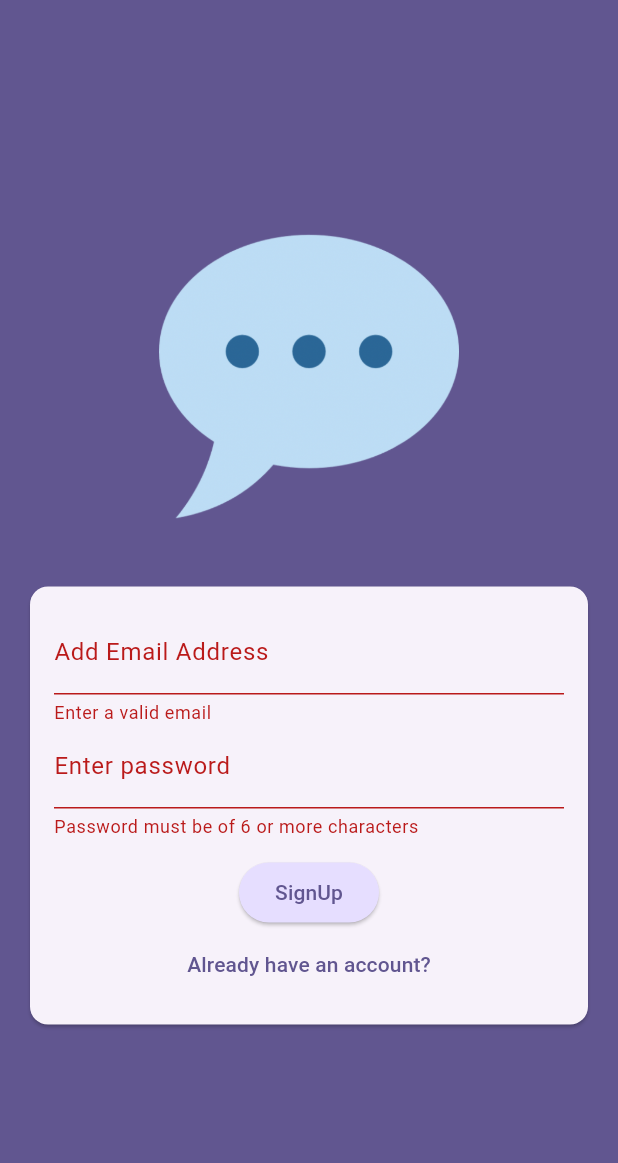
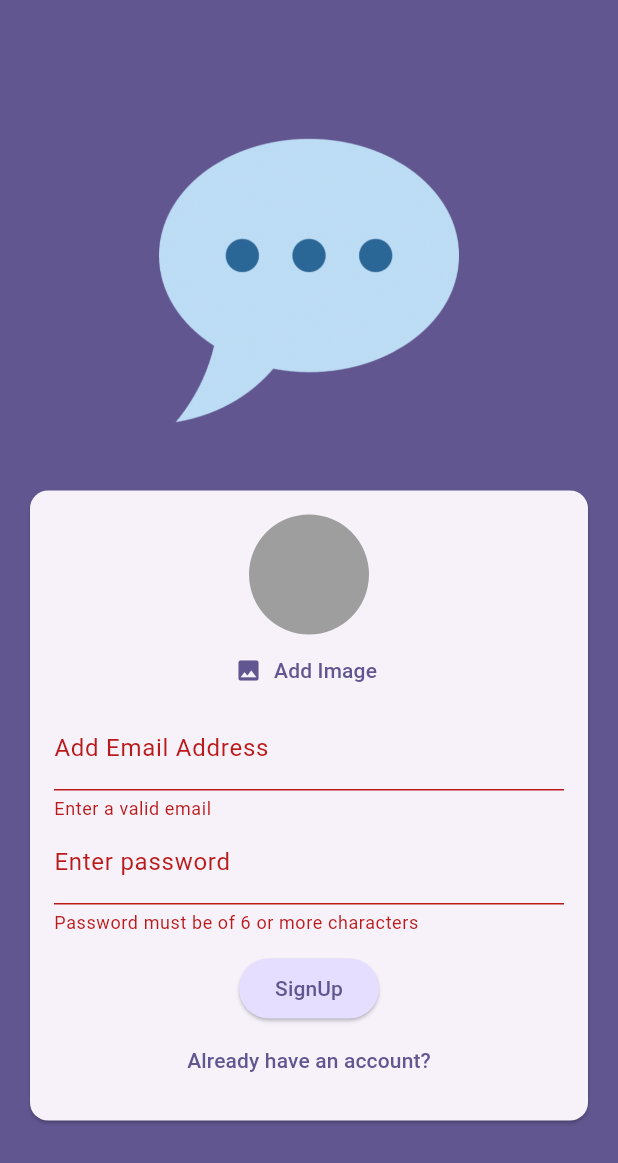
Before and after one commit to sanatani11/bak-bak, a Flutter app: the screen it shows after launch, after a tap on "LogIn", after a tap on "Create an Account", on a phone screen of 412 x 824 dp. Shown: the top 1163 px of the screen. Run offline on Flutter 3.47's test engine with Material 3 defaults, Android fonts, the light colour scheme and no system bars; our stand-ins replace cloud_firestore, firebase_auth, firebase_core, firebase_storage, image_picker; accounts and stored records are empty.

Commit message:
Firestore and Imagepicker integrated

```diff
--- a/lib/screens/auth.dart
+++ b/lib/screens/auth.dart
@@ -1,4 +1,9 @@
+import 'dart:io';
+
+import 'package:bak_bak/widgets/user_image_picker.dart';
+import 'package:cloud_firestore/cloud_firestore.dart';
 import 'package:firebase_auth/firebase_auth.dart';
+import 'package:firebase_storage/firebase_storage.dart';
 import 'package:flutter/material.dart';
 
 final _firebase = FirebaseAuth.instance;
@@ -17,6 +22,8 @@
   var _isLogin = true;
   var _enteredEmail = '';
   var _enteredPassword = '';
+  File? _selectedIMage;
+  var _isAuthenticating = false;
 
   void _submit() async {
     bool isValid = _form.currentState!.validate();
@@ -24,6 +31,9 @@
 
     _form.currentState!.save();
     try {
+      setState(() {
+        _isAuthenticating = true;
+      });
       if (_isLogin) {
         final userCredentials = await _firebase.signInWithEmailAndPassword(
             email: _enteredEmail, password: _enteredPassword);
@@ -31,7 +41,20 @@
       } else {
         final userCredentials = await _firebase.createUserWithEmailAndPassword(
             email: _enteredEmail, password: _enteredPassword);
-        //print(userCredentials);
+        final storageRef = FirebaseStorage.instance
+            .ref()
+            .child('user_image')
+            .child('${userCredentials.user!.uid}.jpg');
+        await storageRef.putFile(_selectedIMage!);
+        final imageUrl = await storageRef.getDownloadURL();
+        await FirebaseFirestore.instance
+            .collection('users')
+            .doc('${userCredentials.user!.uid}')
+            .set({
+          'user-name': 'to be added..',
+          'email': _enteredEmail,
+          'image-url': imageUrl
+        });
       }
     } on FirebaseAuthException catch (error) {
       if (error.code == 'email-already-in-use') {
@@ -40,6 +63,9 @@
       ScaffoldMessenger.of(context).clearSnackBars();
       ScaffoldMessenger.of(context).showSnackBar(
           SnackBar(content: Text(error.message ?? 'Authentification Failed!')));
+      setState(() {
+        _isAuthenticating = false;
+      });
     }
   }
 
@@ -72,6 +98,12 @@
                         child: Column(
                           mainAxisSize: MainAxisSize.min,
                           children: [
+                            if (!_isLogin)
+                              UserImagePicker(
+                                onPickedImage: (image) {
+                                  _selectedIMage = image;
+                                },
+                              ),
                             TextFormField(
                               decoration: const InputDecoration(
                                   labelText: 'Add Email Address'),
@@ -108,6 +140,9 @@
                             const SizedBox(
                               height: 12,
                             ),
+                            if (_isAuthenticating)
+                              const CircularProgressIndicator(),
+                            if (!_isAuthenticating)
                               ElevatedButton(
                                 onPressed: _submit,
                                 style: ElevatedButton.styleFrom(
@@ -117,6 +152,7 @@
                                 ),
                                 child: Text(_isLogin ? 'LogIn' : 'SignUp'),
                               ),
+                            if (!_isAuthenticating)
                               TextButton(
                                 onPressed: () {
                                   setState(
--- /dev/null
+++ b/lib/widgets/user_image_picker.dart
@@ -0,0 +1,54 @@
+import 'dart:io';
+
+import 'package:flutter/material.dart';
+import 'package:image_picker/image_picker.dart';
+
+class UserImagePicker extends StatefulWidget {
+  const UserImagePicker({super.key, required this.onPickedImage});
+
+  final void Function(File image) onPickedImage;
+
+  @override
+  State<StatefulWidget> createState() {
+    return _UserImagePickerState();
+  }
+}
+
+class _UserImagePickerState extends State<UserImagePicker> {
+  File? _pickedImageFile;
+
+  void _pickImage() async {
+    final image = await ImagePicker()
+        .pickImage(source: ImageSource.camera, imageQuality: 50, maxWidth: 150);
+    if (image == null) return;
+
+    setState(() {
+      _pickedImageFile = File(image.path);
+    });
+    widget.onPickedImage(_pickedImageFile!);
+  }
+
+  @override
+  Widget build(BuildContext context) {
+    return Column(
+      children: [
+        CircleAvatar(
+          radius: 40,
+          backgroundColor: Colors.grey,
+          foregroundImage:
+              _pickedImageFile != null ? FileImage(_pickedImageFile!) : null,
+        ),
+        TextButton.icon(
+          onPressed: _pickImage,
+          icon: const Icon(Icons.image),
+          label: Text(
+            'Add Image',
+            style: TextStyle(
+              color: Theme.of(context).colorScheme.primary,
+            ),
+          ),
+        ),
+      ],
+    );
+  }
+}
--- a/pubspec.yaml
+++ b/pubspec.yaml
@@ -37,6 +37,9 @@
   cupertino_icons: ^1.0.2
   firebase_core: ^2.24.2
   firebase_auth: ^4.16.0
+  firebase_storage: ^11.6.0
+  image_picker: ^1.0.7
+  cloud_firestore: ^4.14.0
 
 dev_dependencies:
   flutter_test:
```
Also changed, not shown: pubspec.lock, 6 other files. Lines whose indentation alone changed are shown as unchanged.
